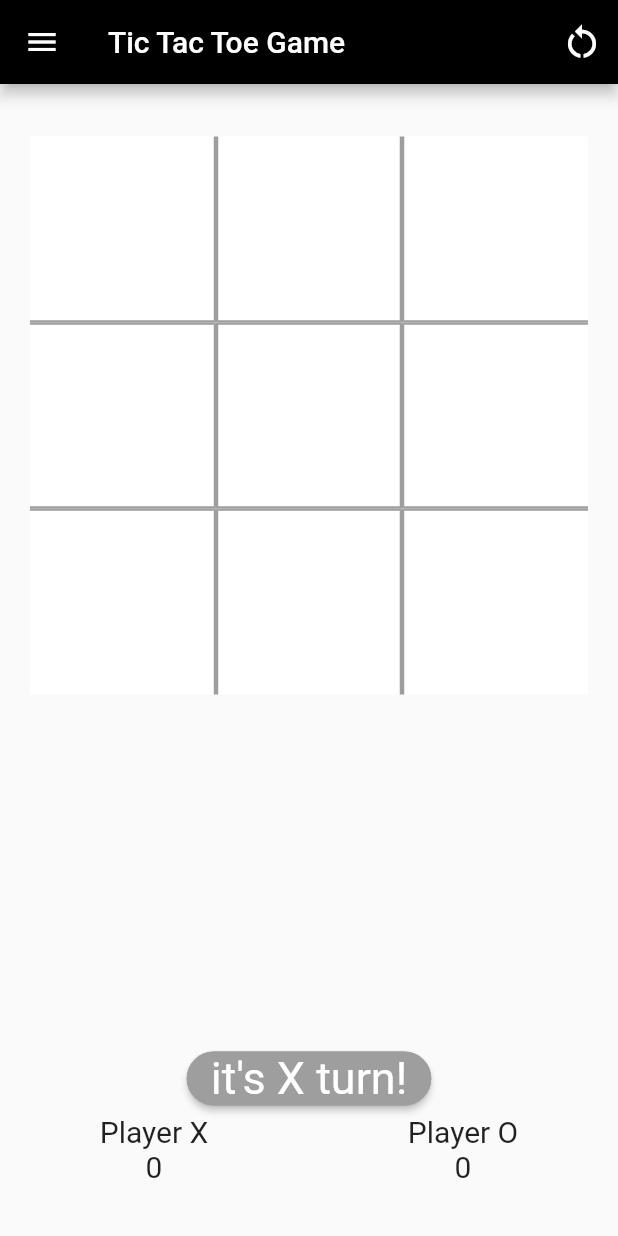
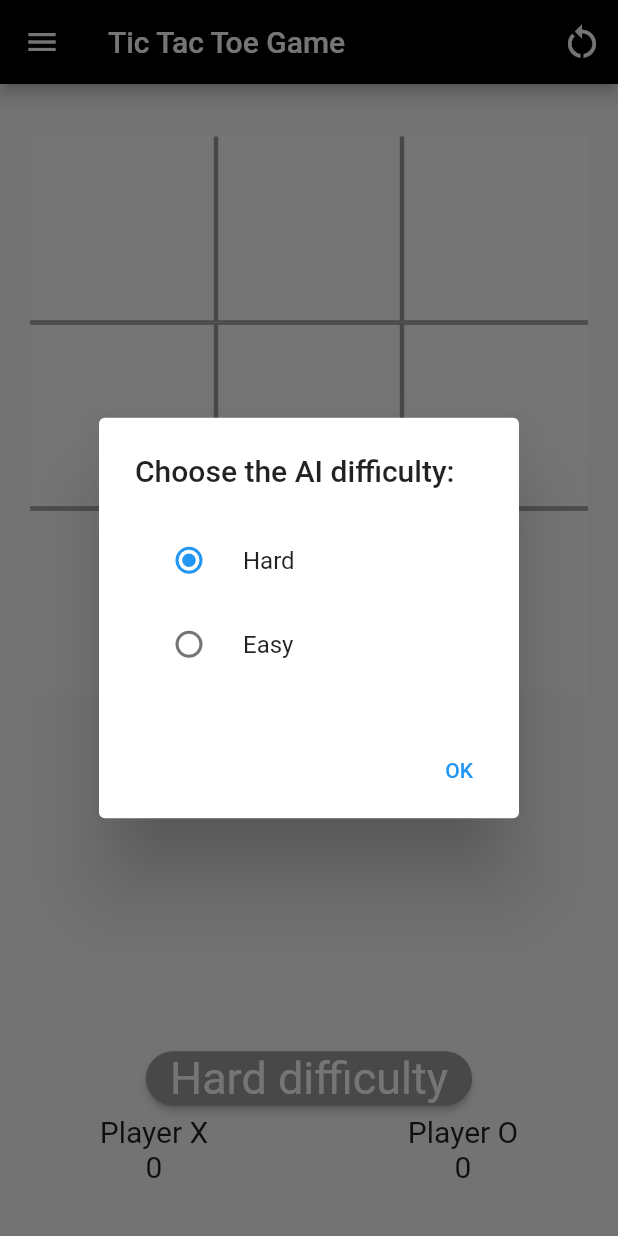
Before and after one commit to PotatOn240HZz/XO_Game, a Flutter app: the screen it shows after launch, after a tap on an icon or button, on a phone screen of 412 x 824 dp. Run offline on Flutter 3.47's test engine with Material 2 defaults, Android fonts, the phone set to English and light mode, and no system bars.

Commit message:
Draw Logic and partially implemented AI Interference

```diff
--- a/lib/pages/Home.dart
+++ b/lib/pages/Home.dart
@@ -67,7 +67,7 @@ class _HomeState extends State<Home> {
                 onPressed: () {
                   Navigator.of(context).pushNamed(
                     '/TTT',
-                    arguments: {'isAI': true},
+                    arguments: {'isAI': false},
                   );
                 },
                 child: const Text(
@@ -90,7 +90,7 @@ class _HomeState extends State<Home> {
                 onPressed: () {
                   Navigator.of(context).pushNamed(
                     '/TTT',
-                    arguments: {'isAI': false},
+                    arguments: {'isAI': true},
                   );
                 },
                 child: const Text(
--- a/lib/pages/TTT.dart
+++ b/lib/pages/TTT.dart
@@ -2,7 +2,7 @@ import 'package:flutter/material.dart';
 import 'package:url_launcher/url_launcher.dart';
 
 class TTT extends StatefulWidget {
-  const TTT({Key? key,required this.isAI}) : super(key: key);
+  const TTT({Key? key, required this.isAI}) : super(key: key);
 
   final bool isAI;
 
@@ -13,11 +13,30 @@ class TTT extends StatefulWidget {
 class _TTTState extends State<TTT> {
   List<String> gridComponents = List.filled(9, '');
   List<Color> gridColour = List.filled(9, Colors.white);
+  bool isDifficult = true;
   bool isXTurn = true;
+  bool pauseGrid = false;
+  int currentOccupied = 0;
   int xWins = 0;
   int oWins = 0;
-  bool someoneWon = false;
-  String tttButton = "it's X turn!";
+  String tttButton = "";
+
+  @override
+  // ignore: curly_braces_in_flow_control_structures
+  void initState() {
+    super.initState();
+    tttButton = "Hard difficulty";
+    if (widget.isAI) {
+      WidgetsBinding.instance.addPostFrameCallback(
+        (_) async {
+          await setDifficulty(context);
+          setState(() {});
+        },
+      );
+    } else {
+      tttButton = "it's X turn!";
+    }
+  }
 
   @override
   Widget build(BuildContext context) {
@@ -25,7 +44,7 @@ class _TTTState extends State<TTT> {
       onWillPop: () => showResetAndHomepageDialog(context, false),
       child: Scaffold(
         appBar: AppBar(
-          title: const Text('Tic Tac Toe Game'),
+          title: const Text('Tic Tac Toe Game '),
           backgroundColor: Colors.black,
           actions: [
             IconButton(
@@ -49,6 +68,17 @@ class _TTTState extends State<TTT> {
                     showResetAndHomepageDialog(context, false),
                   },
                 ),
+                widget.isAI
+                    ? ListTile(
+                        horizontalTitleGap: 0,
+                        title: const Text('Change Difficulty'),
+                        onTap: () async {
+                          Navigator.of(context).pop();
+                          await setDifficulty(context);
+                          setState(() {});
+                        },
+                      )
+                    : const SizedBox(),
                 ListTile(
                   horizontalTitleGap: 0,
                   title: const Text('Reset Score'),
@@ -89,16 +119,27 @@ class _TTTState extends State<TTT> {
                     return GestureDetector(
                       onTap: () {
                         setState(() {
-                          if (gridComponents[index] == '' && !someoneWon) {
+                          if (gridComponents[index] == '' && !pauseGrid) {
+                            currentOccupied++;
                             gridComponents[index] = isXTurn ? 'X' : 'O';
                             isXTurn = !isXTurn;
-                            if (isXTurn) {
+                            if (checkWinner(index + 1) ||
+                                currentOccupied == 9) {
+                              tttButton = "Play Again";
+                              if (currentOccupied == 9) {
+                                showDrawDialog(context);
+                                pauseGrid = true;
+                              }
+                            } else if (widget.isAI) {
+                              if (isDifficult) {
+                                tttButton = "Hard difficulty";
+                              } else {
+                                tttButton = "Easy difficulty";
+                              }
+                            } else if (isXTurn) {
                               tttButton = "it's X turn!";
                             } else {
                               tttButton = "it's O turn!";
-                            }
-                            if (checkWinner(index + 1)) {
-                              tttButton = "Play Again";
                             }
                           }
                         });
@@ -136,7 +177,7 @@ class _TTTState extends State<TTT> {
                   ),
                 ),
                 onPressed: () {
-                  if (someoneWon) {
+                  if (pauseGrid) {
                     reset();
                   }
                 },
@@ -176,6 +217,59 @@ class _TTTState extends State<TTT> {
     );
   }
 
+  Future setDifficulty(BuildContext context) {
+    // set up the AlertDialog
+    // set up the button
+    Widget okButton = TextButton(
+      child: const Text("OK"),
+      onPressed: () {
+        Navigator.of(context).pop();
+      },
+    );
+
+    // show the dialog
+    return showDialog(
+      context: context,
+      builder: (BuildContext context) {
+        return StatefulBuilder(builder: (context, setState) {
+          return AlertDialog(
+            title: const Text("Choose the AI difficulty:"),
+            content: Column(
+              mainAxisSize: MainAxisSize.min,
+              children: [
+                RadioListTile<bool>(
+                  title: const Text('Hard'),
+                  value: true,
+                  groupValue: isDifficult,
+                  onChanged: (value) {
+                    setState(() {
+                      tttButton = "Hard difficulty";
+                      isDifficult = value as bool;
+                    });
+                  },
+                ),
+                RadioListTile<bool>(
+                  title: const Text('Easy'),
+                  value: false,
+                  groupValue: isDifficult,
+                  onChanged: (value) {
+                    setState(() {
+                      tttButton = "Easy difficulty";
+                      isDifficult = value as bool;
+                    });
+                  },
+                ),
+              ],
+            ),
+            actions: <Widget>[
+              okButton,
+            ],
+          );
+        });
+      },
+    );
+  }
+
   void scoreReset() {
     setState(() {
       xWins = 0;
@@ -187,8 +281,17 @@ class _TTTState extends State<TTT> {
   void reset() {
     setState(() {
       isXTurn = true;
-      someoneWon = false;
-      tttButton = "it's X turn!";
+      pauseGrid = false;
+      currentOccupied = 0;
+      if (widget.isAI) {
+        if (isDifficult) {
+          tttButton = "Hard difficulty";
+        } else {
+          tttButton = "Easy difficulty";
+        }
+      } else {
+        tttButton = "it's X turn!";
+      }
       for (int i = 0; i < 9; i++) {
         gridComponents[i] = '';
         gridColour[i] = Colors.white;
@@ -287,7 +390,7 @@ class _TTTState extends State<TTT> {
   }
 
   bool applyWinner(int numberOfSymbol, int line) {
-    someoneWon = true;
+    pauseGrid = true;
     if (numberOfSymbol == 3) {
       xWins++;
       showWinningDialog(context, true);
@@ -364,6 +467,32 @@ class _TTTState extends State<TTT> {
     }
   }
 
+  showDrawDialog(BuildContext context) {
+    // set up the button
+    Widget okButton = TextButton(
+      child: const Text("OK"),
+      onPressed: () {
+        Navigator.of(context).pop();
+      },
+    );
+
+    AlertDialog alert = AlertDialog(
+      title: const Text("Draw!"),
+      content: const Text("No score has been changed"),
+      actions: [
+        okButton,
+      ],
+    );
+
+    // show the dialog
+    showDialog(
+      context: context,
+      builder: (BuildContext context) {
+        return alert;
+      },
+    );
+  }
+
   showWinningDialog(BuildContext context, bool didXWin) {
     // set up the AlertDialog
     String alertTitle;
@@ -410,8 +539,7 @@ class _TTTState extends State<TTT> {
       alertContent = "You sure you want to reset the game?";
       continueButtonText = "Reset";
     } else {
-      alertContent =
-          "You sure you want to leave the game?";
+      alertContent = "You sure you want to leave the game?";
       continueButtonText = "Quit";
     }
 
```
